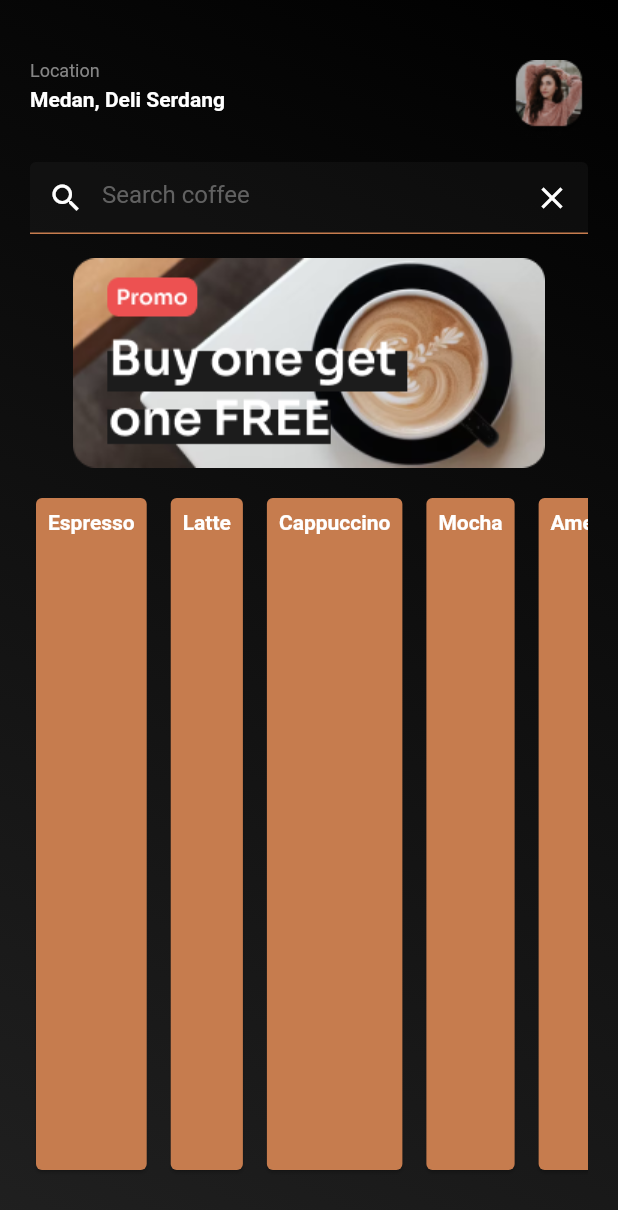
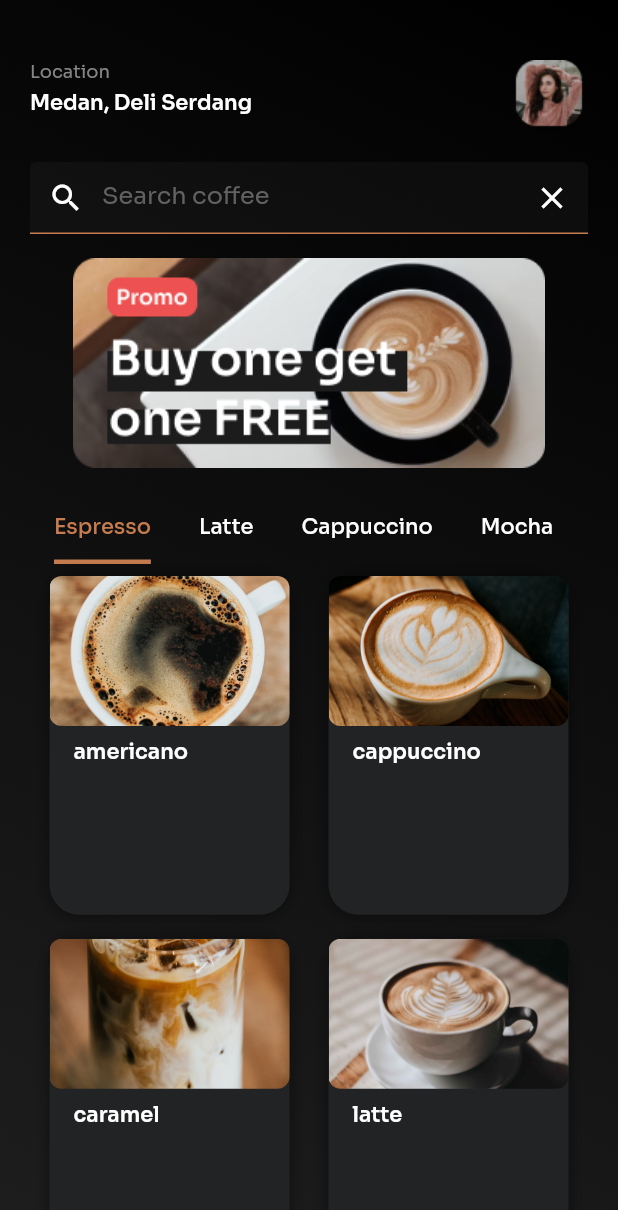
Before and after one commit to madbull12/flutter-coffee-ui, a Flutter app: the HomeScreen screen opened directly, on a phone screen of 412 x 824 dp. Shown: the top 1210 px of the screen. Run offline on Flutter 3.47's test engine with Material 2 defaults, Android fonts, the phone set to English and light mode, and no system bars; our stand-ins replace glassmorphism, google_fonts.

Commit message:
working on item widget

```diff
--- a/lib/main.dart
+++ b/lib/main.dart
@@ -1,6 +1,7 @@
 import 'package:coffee_shop_app/screens/login.dart';
 import 'package:coffee_shop_app/screens/welcome_screen.dart';
 import 'package:flutter/material.dart';
+import 'package:google_fonts/google_fonts.dart';
 
 void main() {
   runApp(const MyApp());
@@ -16,6 +17,7 @@ class MyApp extends StatelessWidget {
         title: 'Coffee Shop',
         debugShowCheckedModeBanner: false,
         theme: ThemeData(
+          fontFamily: GoogleFonts.sora().fontFamily,
           // This is the theme of your application.
           //
           // Try running your application with "flutter run". You'll see the
--- a/lib/screens/home_screen.dart
+++ b/lib/screens/home_screen.dart
@@ -1,3 +1,4 @@
+import 'package:coffee_shop_app/widgets/items_widget.dart';
 import 'package:flutter/material.dart';
 
 class HomeScreen extends StatefulWidget {
@@ -7,7 +8,29 @@ class HomeScreen extends StatefulWidget {
   State<HomeScreen> createState() => _HomeScreenState();
 }
 
-class _HomeScreenState extends State<HomeScreen> {
+class _HomeScreenState extends State<HomeScreen>
+    with SingleTickerProviderStateMixin {
+  late TabController _tabController;
+
+  @override
+  void initState() {
+    _tabController = TabController(length: 6, vsync: this, initialIndex: 0);
+    _tabController.addListener(_handleTabSelection);
+    super.initState();
+  }
+
+  _handleTabSelection() {
+    if (_tabController.indexIsChanging) {
+      setState(() {});
+    }
+  }
+
+  @override
+  void dispose() {
+    _tabController.dispose();
+    super.dispose();
+  }
+
   final List<String> categories = [
     'Espresso',
     'Latte',
@@ -20,7 +43,8 @@ class _HomeScreenState extends State<HomeScreen> {
   Widget build(BuildContext context) {
     return Scaffold(
       body: SafeArea(
-          child: Container(
+          child: SingleChildScrollView(
+              child: Container(
         decoration: const BoxDecoration(
             gradient: LinearGradient(
           colors: [
@@ -93,29 +117,23 @@ class _HomeScreenState extends State<HomeScreen> {
             const SizedBox(
               height: 16.0,
             ),
-            Expanded(
-              child: SizedBox(
-                child: ListView.builder(
-                  scrollDirection: Axis.horizontal,
-                  itemCount: categories.length,
-                  itemBuilder: (BuildContext ctxt, int index) {
-                    return Padding(
-                        padding: const EdgeInsets.only(right: 8.0),
-                        child: Card(
-                            color: const Color(0xFFC67C4E),
-                            child: Padding(
-                              padding: const EdgeInsets.all(8.0),
-                              child: Text(
-                                categories[index],
-                                style: const TextStyle(
-                                    color: Colors.white,
-                                    fontWeight: FontWeight.bold),
-                              ),
-                            )));
-                  },
-                ),
-              ),
-            ),
+            TabBar(
+                indicator: const UnderlineTabIndicator(
+                    borderSide:
+                        BorderSide(width: 3, color: const Color(0xFFC67C4E)),
+                    insets: EdgeInsets.symmetric(horizontal: 16)),
+                controller: _tabController,
+                physics: const BouncingScrollPhysics(),
+                labelColor: const Color(0xFFC67C4E),
+                unselectedLabelColor: Colors.white,
+                isScrollable: true,
+                tabs: [
+                  for (int i = 0; i < categories.length; i++)
+                    Tab(
+                      text: categories[i],
+                    )
+                ]),
+            const ItemsWidget()
           ]),
         ),
         // child: ListView(
@@ -126,7 +144,7 @@ class _HomeScreenState extends State<HomeScreen> {
         //     )
         //   ],
         // ),
-      )),
+      ))),
     );
   }
 }
--- a/lib/widgets/items_widget.dart
+++ b/lib/widgets/items_widget.dart
@@ -11,15 +11,16 @@ class ItemsWidget extends StatelessWidget {
   ];
   @override
   Widget build(BuildContext context) {
-    return GridView.count(
+    return SingleChildScrollView(
+        child: GridView.count(
       crossAxisCount: 2,
-      physics: const NeverScrollableScrollPhysics(),
+      physics: const ScrollPhysics(),
       shrinkWrap: true,
       childAspectRatio: (150 / 195),
       children: [
         for (int i = 0; i < images.length; i++)
           Container(
-            padding: const EdgeInsets.symmetric(vertical: 5, horizontal: 10),
+            // padding: const EdgeInsets.symmetric(vertical: 5, horizontal: 10),
             margin: const EdgeInsets.symmetric(vertical: 8, horizontal: 13),
             decoration: BoxDecoration(
                 borderRadius: BorderRadius.circular(20),
@@ -30,8 +31,37 @@ class ItemsWidget extends StatelessWidget {
                       spreadRadius: 1,
                       blurRadius: 8)
                 ]),
+            child:
+                Column(crossAxisAlignment: CrossAxisAlignment.start, children: [
+              // InkWell(
+              //   borderRadius: BorderRadius.circular(20.0),
+              //   child: Container(
+              //     child: Image.asset("assets/images/${images[i]}.jpg",
+              //         fit: BoxFit.cover, height: 100, width: double.infinity),
+              //   ),
+              // )
+              Container(
+                  width: double.infinity,
+                  height: 100.0,
+                  decoration: BoxDecoration(
+                      borderRadius: BorderRadius.all(Radius.circular(8.0)),
+                      image: DecorationImage(
+                          image: AssetImage("assets/images/${images[i]}.jpg"),
+                          fit: BoxFit.cover))),
+              SizedBox(
+                height: 8,
+              ),
+              Padding(
+                padding: EdgeInsets.symmetric(horizontal: 16.0),
+                child: Text(
+                  "${images[i]}",
+                  style: TextStyle(
+                      fontWeight: FontWeight.w600, color: Colors.white),
+                ),
+              )
+            ]),
           )
       ],
-    );
+    ));
   }
 }
```
